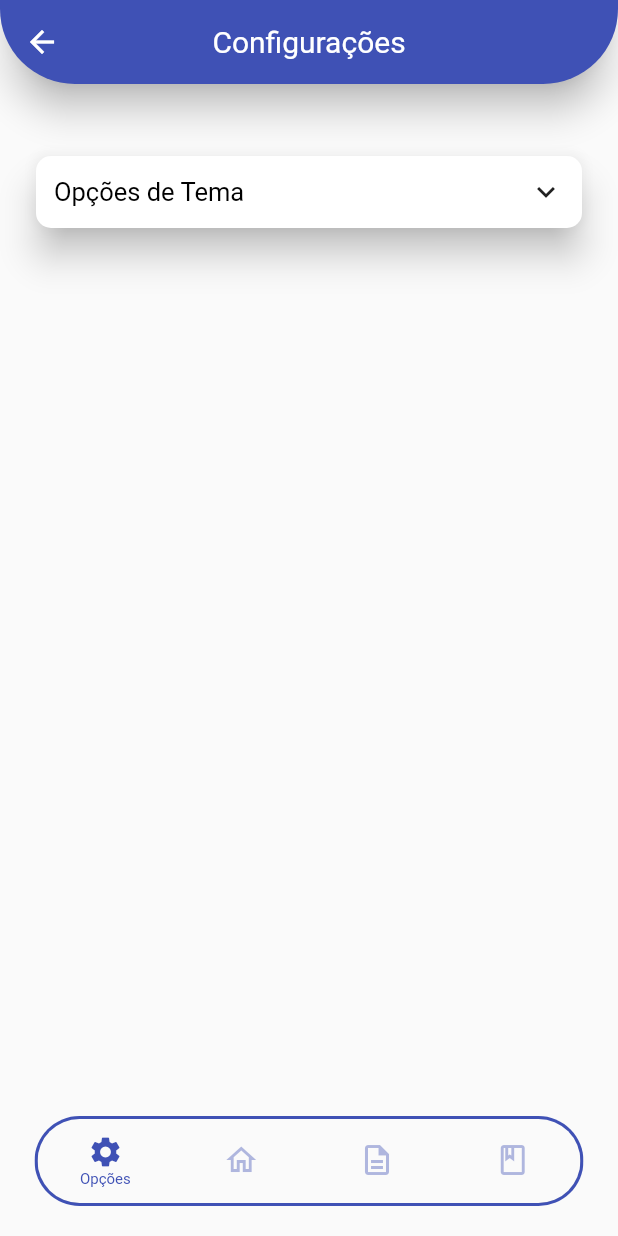
After one commit to icarob-eng/subnet_mask_calculator, a Flutter app: the SettingsScreen screen opened by its route, on a phone screen of 412 x 824 dp. The commit adds this screen. Run offline on Flutter 3.47's test engine with Material 2 defaults, Android fonts, the phone set to English and light mode, and no system bars; our stand-ins replace mask_text_input_formatter; missing offline and left inert: ipaddr.

Commit message:
Correção de bug e criação da tela de opções.

```diff
--- /dev/null
+++ b/lib/components/expansible_card.dart
@@ -0,0 +1,85 @@
+import 'package:flutter/material.dart';
+
+class ExpansibleCard extends StatefulWidget {
+  final bool initialilIsExpanded;
+
+  final String title;
+  final List<Widget> children;
+
+  const ExpansibleCard(
+      {super.key,
+      required this.title,
+      required this.children,
+      this.initialilIsExpanded = false});
+
+  @override
+  State<ExpansibleCard> createState() => _ExpansibleCardState();
+}
+
+class _ExpansibleCardState extends State<ExpansibleCard>
+    with TickerProviderStateMixin {
+  late bool _isExpanded;
+
+  late final AnimationController _controller;
+  late final AnimationController _turnController;
+
+  @override
+  void initState() {
+    super.initState();
+    _isExpanded = widget.initialilIsExpanded;
+    _controller = AnimationController(
+      vsync: this,
+      duration: const Duration(milliseconds: 400),
+    );
+    _turnController = AnimationController(
+        vsync: this,
+        duration: const Duration(milliseconds: 400),
+        upperBound: 0.5);
+  }
+
+  @override
+  void dispose() {
+    super.dispose();
+    _controller.dispose();
+    _turnController.dispose();
+  }
+
+  @override
+  Widget build(BuildContext contex) {
+    return GestureDetector(
+      onTap: () {
+        _isExpanded = !_isExpanded;
+        if (_isExpanded) {
+          _controller.forward();
+          _turnController.forward();
+        } else {
+          _controller.reverse();
+          _turnController.reverse();
+        }
+      },
+      child: Card(
+        child: Column(
+          children: [
+            Padding(
+              padding: const EdgeInsets.all(12),
+              child: Row(
+                mainAxisAlignment: MainAxisAlignment.spaceBetween,
+                children: [
+                  Text(widget.title),
+                  RotationTransition(
+                    turns: Tween(begin: 0.0, end: 1.0).animate(_turnController),
+                    child: const Icon(Icons.keyboard_arrow_down_outlined),
+                  )
+                ],
+              ),
+            ),
+            SizeTransition(
+              sizeFactor: _controller,
+              child: Column(children: widget.children),
+            ),
+          ],
+        ),
+      ),
+    );
+  }
+}
--- a/lib/components/subnet_card.dart
+++ b/lib/components/subnet_card.dart
@@ -37,7 +37,7 @@ class SubnetCard extends StatelessWidget {
               child: Container(
                 decoration: BoxDecoration(
                   borderRadius: BorderRadius.circular(10),
-                  color: Colors.grey.withOpacity(0.1),
+                  color: Colors.black.withOpacity(0.1),
                 ),
                 child: Padding(
                   padding: const EdgeInsets.only(left: 5, right: 5),
--- /dev/null
+++ b/lib/providers/theme_manager.dart
@@ -0,0 +1,10 @@
+import 'package:flutter/material.dart';
+
+class ThemeManager extends ChangeNotifier {
+  ThemeMode? state = ThemeMode.system;
+
+  void switchTo(ThemeMode? arg) {
+    state = arg;
+    notifyListeners();
+  }
+}
--- /dev/null
+++ b/lib/screens/settings_screen.dart
@@ -0,0 +1,73 @@
+import 'package:flutter/material.dart';
+import 'package:subnet_mask_calculator/components/expansible_card.dart';
+import 'package:subnet_mask_calculator/components/list_tile_with_switch.dart';
+import 'package:subnet_mask_calculator/components/my_navigation_bar.dart';
+import 'package:subnet_mask_calculator/providers/theme_manager.dart';
+import 'package:provider/provider.dart';
+
+class SettingsScreen extends StatefulWidget {
+  const SettingsScreen({super.key});
+
+  @override
+  State<SettingsScreen> createState() => _SettingsScreenState();
+}
+
+class _SettingsScreenState extends State<SettingsScreen> {
+  void Function(bool)? _switchDarkThemeEnable(BuildContext context) {
+    if (Provider.of<ThemeManager>(context).state != ThemeMode.system) {
+      return (bool value) {
+        if (value) {
+          Provider.of<ThemeManager>(context, listen: false)
+              .switchTo(ThemeMode.dark);
+        } else {
+          Provider.of<ThemeManager>(context, listen: false)
+              .switchTo(ThemeMode.light);
+        }
+      };
+    }
+    return null;
+  }
+
+  @override
+  Widget build(BuildContext context) {
+    return Scaffold(
+      extendBody: true,
+      extendBodyBehindAppBar: true,
+      appBar: AppBar(
+        title: const Text("Configurações"),
+      ),
+      body: ListView.builder(
+          physics: const BouncingScrollPhysics(
+              parent: AlwaysScrollableScrollPhysics()),
+          padding:
+              const EdgeInsets.only(left: 20, bottom: 250, right: 20, top: 100),
+          itemBuilder: (context, index) {
+            if (index == 0) {
+              return Consumer<ThemeManager>(builder: (context, value, child) {
+                return ExpansibleCard(
+                  title: "Opções de Tema",
+                  children: [
+                    ListTitleWithSwitch(
+                        title: const Text("Tema do sistema."),
+                        switchInitialValue: value.state == ThemeMode.system,
+                        onSwitchChange: (switchValue) {
+                          if (switchValue) {
+                            value.switchTo(ThemeMode.system);
+                          } else {
+                            value.switchTo(null);
+                          }
+                        }),
+                    ListTitleWithSwitch(
+                        title: const Text("Tema escuro"),
+                        switchInitialValue: value.state == ThemeMode.light,
+                        onSwitchChange: _switchDarkThemeEnable(context))
+                  ],
+                );
+              });
+            }
+            return null;
+          }),
+      bottomNavigationBar: const MyNavigationBar(),
+    );
+  }
+}
```
Also changed, not shown: lib/components/list_tile_with_switch.dart (added, +49 -0 lines), lib/components/my_navigation_bar.dart (+7 -2 lines), lib/components/subnet_host_card.dart (+23 -32 lines), lib/main.dart (+14 -6 lines), lib/screens/input_screen.dart (+20 -20 lines), lib/providers/subnets.dart (renamed from lib/models/subnets.dart), lib/providers/subnets_controllers.dart (renamed from lib/models/subnets_controllers.dart).
